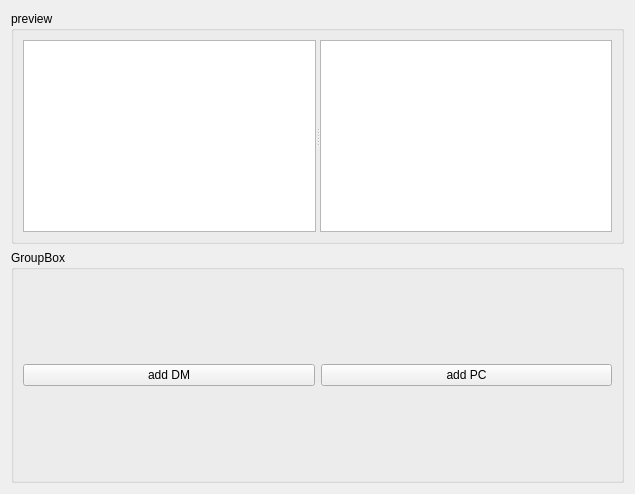
Before: the Qt Designer form qt/edit_map.ui in akirahinoshiro/dnd_master, drawn with Qt 5.
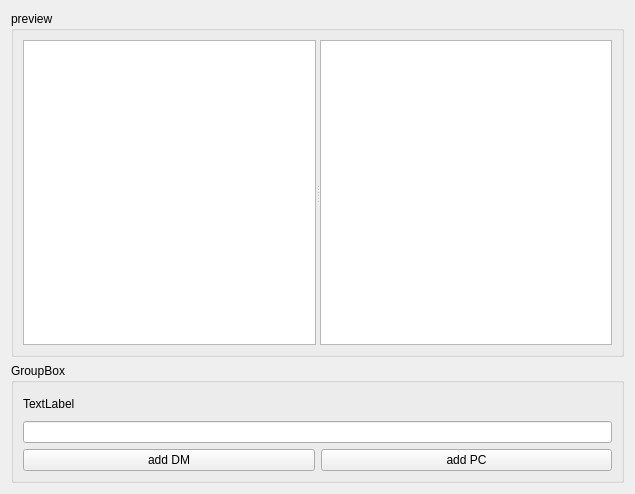
After: the same form once the commit is applied.

Commit message: crap forgot to change from base ptree to class version -> next todo separate to maps

Diff of the .ui file:
```diff
--- a/qt/edit_map.ui
+++ b/qt/edit_map.ui
@@ -34,26 +34,42 @@
    </item>
    <item row="1" column="0">
     <widget class="QGroupBox" name="groupBox_2">
+     <property name="maximumSize">
+      <size>
+       <width>16777215</width>
+       <height>120</height>
+      </size>
+     </property>
      <property name="title">
       <string>GroupBox</string>
      </property>
      <layout class="QGridLayout" name="gridLayout_4">
       <item row="0" column="0">
        <layout class="QGridLayout" name="gridLayout_3">
-        <item row="0" column="0">
-         <widget class="QPushButton" name="addDMBtn">
-          <property name="text">
-           <string>add DM</string>
-          </property>
-         </widget>
-        </item>
-        <item row="0" column="1">
+        <item row="2" column="1">
          <widget class="QPushButton" name="addPCBtn">
           <property name="text">
            <string>add PC</string>
           </property>
          </widget>
         </item>
+        <item row="0" column="0" colspan="2">
+         <widget class="QLabel" name="fileNameLabel">
+          <property name="text">
+           <string>TextLabel</string>
+          </property>
+         </widget>
+        </item>
+        <item row="2" column="0">
+         <widget class="QPushButton" name="addDMBtn">
+          <property name="text">
+           <string>add DM</string>
+          </property>
+         </widget>
+        </item>
+        <item row="1" column="0" colspan="2">
+         <widget class="QLineEdit" name="mapNameEdit"/>
+        </item>
        </layout>
       </item>
      </layout>
```
The commit also changes 3 other files.
